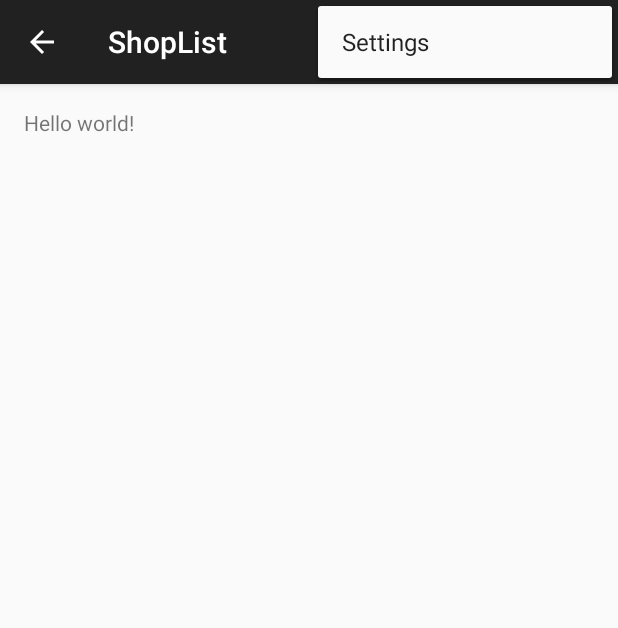
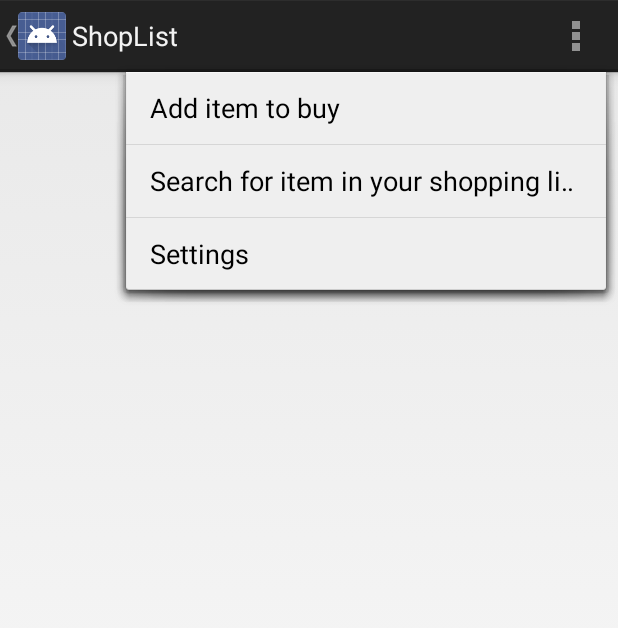
Before and after one commit to Nattaro13/FoodAttack, an Android app: the ShopList screen opened directly, with no data from a screen before it, with the options menu open, on a phone screen of 412 x 824 dp. Shown: the top 628 px of the screen. Run offline under Robolectric (Android 15) with nearby library versions, the phone set to English and light mode, and no system bars.

Commit message:
Edit ShopList related files and changed the UI
1. Changed the UI style in the styles.xml
2. Added shop_list_view.xml
3. Layout of activity_shop_list.xml was changed.
4. Added code to ShopList.java to display SQLite database.

```diff
--- a/app/src/main/java/com/foodattack/foodattack/LoginActivity.java
+++ b/app/src/main/java/com/foodattack/foodattack/LoginActivity.java
@@ -1,5 +1,6 @@
 package com.foodattack.foodattack;
 
+import android.app.ActionBar;
 import android.app.Activity;
 import android.content.DialogInterface;
 import android.content.DialogInterface.OnCancelListener;
@@ -88,6 +89,8 @@ public class LoginActivity extends Activity implements
     protected void onStart() {
         super.onStart();
         mGoogleApiClient.connect();
+        ActionBar actionBar = getActionBar();
+        actionBar.hide();
     }
 
 
--- a/app/src/main/java/com/foodattack/foodattack/ShopList.java
+++ b/app/src/main/java/com/foodattack/foodattack/ShopList.java
@@ -2,8 +2,10 @@ package com.foodattack.foodattack;
 
 import android.app.Activity;
 import android.app.AlertDialog;
+import android.app.ListActivity;
 import android.content.ContentValues;
 import android.content.DialogInterface;
+import android.database.Cursor;
 import android.database.sqlite.SQLiteDatabase;
 import android.support.v7.app.ActionBarActivity;
 import android.os.Bundle;
@@ -14,18 +16,49 @@ import android.view.MenuItem;
 import android.view.View;
 import android.widget.EditText;
 import android.widget.LinearLayout;
+import android.widget.SimpleCursorAdapter;
 
 import com.foodattack.foodattack.db.ShopListDBHelper;
 import com.foodattack.foodattack.db.ShopListContract;
 
 
-public class ShopList extends ActionBarActivity {
+public class ShopList extends ListActivity {
     private ShopListDBHelper helper;
 
     @Override
     protected void onCreate(Bundle savedInstanceState) {
         super.onCreate(savedInstanceState);
         setContentView(R.layout.activity_shop_list);
+
+        //update the Shopping List based on what is in the database
+        updateUI();
+
+    }
+
+    private void updateUI() {
+        helper = new ShopListDBHelper(ShopList.this);
+        SQLiteDatabase sqlDB = helper.getReadableDatabase();
+        //format of an SQlite query
+        //Cursor cursor = sqLiteDatabase.query(
+        //tableName, tableColumns, whereClause, whereArgs, groupBy, having, orderBy);
+        Cursor cursor = sqlDB.query(ShopListContract.TABLE,
+                new String[]{ShopListContract.Columns._ID,
+                        ShopListContract.Columns.ITEM_NAME,
+                        ShopListContract.Columns.ITEM_BRAND,
+                        ShopListContract.Columns.ITEM_QTY},
+                null,null,null,null,null);
+
+        SimpleCursorAdapter listAdapter = new SimpleCursorAdapter(
+                this,
+                R.layout.shop_list_view,
+                cursor,
+                new String[] { ShopListContract.Columns.ITEM_NAME,
+                        ShopListContract.Columns.ITEM_BRAND,
+                        ShopListContract.Columns.ITEM_QTY},
+                new int[] { R.id.ShopList_TextView},
+                0
+        );
+        this.setListAdapter(listAdapter);
     }
 
     @Override
@@ -70,7 +103,7 @@ public class ShopList extends ActionBarActivity {
                     String itemName = rawItemName.getText().toString();
                     String itemBrand = rawItemBrand.getText().toString();
                     String itemQty = rawItemQuantity.getText().toString();
-                    Log.d("ShopList","Get item properties to store into database");
+                    Log.d("ShopList", "Get item properties to store into database");
 
                     //initialise all the stuff you need for the database
                     ShopListDBHelper helper = new ShopListDBHelper(ShopList.this);
@@ -80,14 +113,15 @@ public class ShopList extends ActionBarActivity {
                     values.clear();
 
                     //insert the data into the database
-                    values.put(ShopListContract.Columns.ITEM_NAME,itemName);
-                    values.put(ShopListContract.Columns.ITEM_BRAND,itemBrand);
-                    values.put(ShopListContract.Columns.ITEM_QTY,itemQty);
+                    values.put(ShopListContract.Columns.ITEM_NAME, itemName);
+                    values.put(ShopListContract.Columns.ITEM_BRAND, itemBrand);
+                    values.put(ShopListContract.Columns.ITEM_QTY, itemQty);
 
-                    db.insertWithOnConflict(ShopListContract.TABLE,null,values,
+                    db.insertWithOnConflict(ShopListContract.TABLE, null, values,
                             SQLiteDatabase.CONFLICT_IGNORE);
                 }
             });
+            updateUI();
 
 
             builder.setNegativeButton("Cancel",null);
--- a/app/src/main/res/layout/activity_shop_list.xml
+++ b/app/src/main/res/layout/activity_shop_list.xml
@@ -1,12 +1,16 @@
-<RelativeLayout xmlns:android="http://schemas.android.com/apk/res/android"
+<LinearLayout xmlns:android="http://schemas.android.com/apk/res/android"
     xmlns:tools="http://schemas.android.com/tools" android:layout_width="match_parent"
     android:layout_height="match_parent" android:paddingLeft="@dimen/activity_horizontal_margin"
     android:paddingRight="@dimen/activity_horizontal_margin"
     android:paddingTop="@dimen/activity_vertical_margin"
     android:paddingBottom="@dimen/activity_vertical_margin"
+    android:orientation="vertical"
     tools:context="com.foodattack.foodattack.ShopList">
 
-    <TextView android:text="@string/hello_world" android:layout_width="wrap_content"
-        android:layout_height="wrap_content" />
+    <ListView
+        android:layout_width="match_parent"
+        android:layout_height="match_parent"
+        android:id="@android:id/list"
+        android:layout_weight="1" />
 
-</RelativeLayout>
+</LinearLayout>
--- a/app/src/main/res/values/strings.xml
+++ b/app/src/main/res/values/strings.xml
@@ -27,4 +27,8 @@
     <string name="brand_hint">Brand</string>
     <string name="restock_hint">Restock</string>
 
+    <!--Strings for the ShopList related XML files -->
+    <string name="shop_list_remove">x</string>
+
+
 </resources>
--- a/app/src/main/res/values/styles.xml
+++ b/app/src/main/res/values/styles.xml
@@ -1,7 +1,7 @@
 <resources>
 
     <!-- Base application theme. -->
-    <style name="AppTheme" parent="Theme.AppCompat.Light.DarkActionBar">
+    <style name="AppTheme" parent="android:Theme.Holo.Light.DarkActionBar">
         <!-- Customize your theme here. -->
     </style>
 
```
Also changed, not shown: app/src/main/res/layout/shop_list_view.xml (added, +28 -0 lines), 1 other file.
